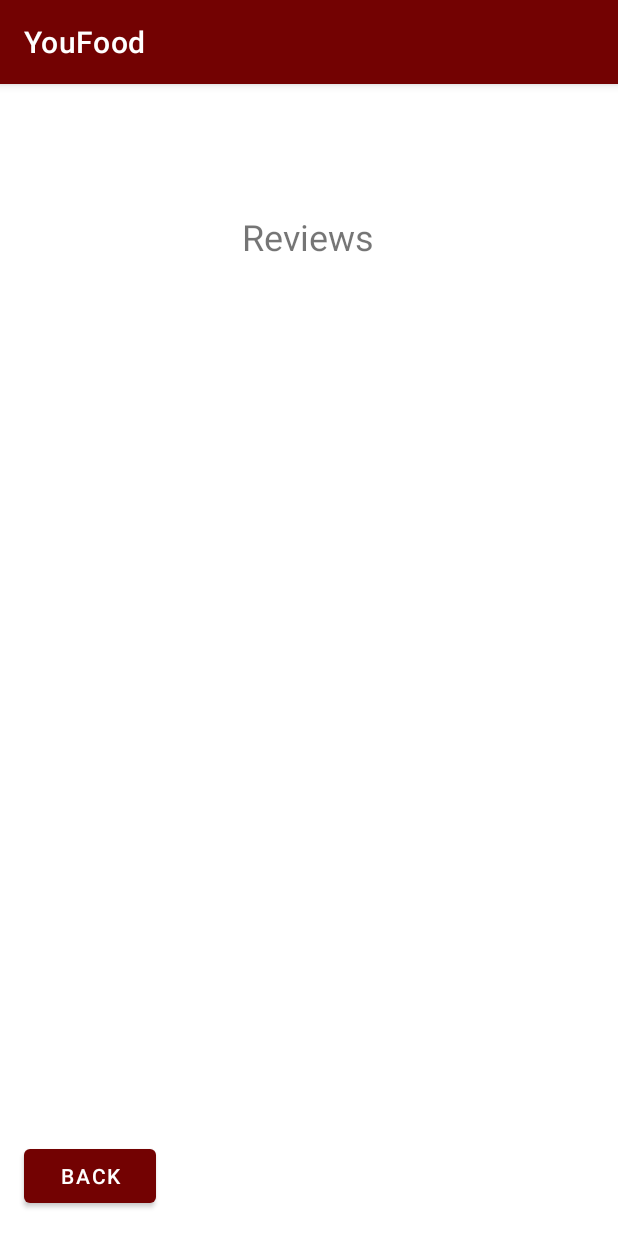
After one commit to AlexanderCova/FoodTruckFinderAndroid, an Android app: the ReviewScreen screen opened directly, with no data from a screen before it, on a phone screen of 412 x 824 dp. The commit adds this screen. Run offline under Robolectric (Android 15) with nearby library versions, the light colour scheme and no system bars.

Commit message:
started revew system implementation

```diff
--- a/YouFood/app/src/main/AndroidManifest.xml
+++ b/YouFood/app/src/main/AndroidManifest.xml
@@ -14,7 +14,9 @@
         android:supportsRtl="true"
         android:theme="@style/Theme.YouFood"
         android:usesCleartextTraffic="true">
-
+        <activity
+            android:name=".ReviewScreen"
+            android:exported="false" />
         <!--
              TODO: Before you run your application, you need a Google Maps API key.
 
--- /dev/null
+++ b/YouFood/app/src/main/java/com/example/youfood/ReviewScreen.kt
@@ -0,0 +1,11 @@
+package com.example.youfood
+
+import androidx.appcompat.app.AppCompatActivity
+import android.os.Bundle
+
+class ReviewScreen : AppCompatActivity() {
+    override fun onCreate(savedInstanceState: Bundle?) {
+        super.onCreate(savedInstanceState)
+        setContentView(R.layout.activity_review_screen)
+    }
+}
--- a/YouFood/app/src/main/java/com/example/youfood/TruckScreen.kt
+++ b/YouFood/app/src/main/java/com/example/youfood/TruckScreen.kt
@@ -16,6 +16,7 @@ class TruckScreen : AppCompatActivity(), OnMapReadyCallback {
 
     private var lon : Double = 0.0
     private var lat : Double = 0.0
+    private lateinit var infoArray : Array<String>
 
     override fun onCreate(savedInstanceState: Bundle?) {
         super.onCreate(savedInstanceState)
@@ -23,6 +24,7 @@ class TruckScreen : AppCompatActivity(), OnMapReadyCallback {
 
         val truckName = intent.getStringExtra("TruckName")
         val backButton = findViewById<Button>(R.id.truckBackButton)
+        val reviewButton = findViewById<Button>(R.id.reviewsButton)
 
 
         runBlocking {
@@ -31,7 +33,7 @@ class TruckScreen : AppCompatActivity(), OnMapReadyCallback {
                 {data ->
                     var answer = data.split("$")
                     answer = answer.drop(1)
-                    var infoArray = answer.toTypedArray()
+                    infoArray = answer.toTypedArray()
 
                     load_screen(infoArray)
                 },
@@ -45,6 +47,15 @@ class TruckScreen : AppCompatActivity(), OnMapReadyCallback {
             val intent = Intent(this, UserScreen::class.java)
             startActivity(intent)
         }
+
+        reviewButton.setOnClickListener {
+            val intent = Intent(this, ReviewScreen::class.java)
+            intent.putExtra("truckemail", infoArray[1])
+            startActivity(intent)
+        }
+
+
+
 
         val map = getSupportFragmentManager().findFragmentById(R.id.map) as SupportMapFragment
         map.getMapAsync(this)
--- a/YouFood/app/src/main/java/com/example/youfood/UserScreen.kt
+++ b/YouFood/app/src/main/java/com/example/youfood/UserScreen.kt
@@ -20,6 +20,7 @@ class UserScreen : AppCompatActivity() {
         val nearbyTabButton = findViewById<Button>(R.id.nearbyTabButton)
         val trucksList = findViewById<ListView>(R.id.truckList)
 
+
         setup_search()
 
 
@@ -27,7 +28,6 @@ class UserScreen : AppCompatActivity() {
             val intent = Intent(this, AccountInfoScreen::class.java)
             startActivity(intent)
         }
-
 
 
 
--- /dev/null
+++ b/YouFood/app/src/main/res/layout/activity_review_screen.xml
@@ -0,0 +1,52 @@
+<?xml version="1.0" encoding="utf-8"?>
+<androidx.constraintlayout.widget.ConstraintLayout xmlns:android="http://schemas.android.com/apk/res/android"
+    xmlns:app="http://schemas.android.com/apk/res-auto"
+    xmlns:tools="http://schemas.android.com/tools"
+    android:layout_width="match_parent"
+    android:layout_height="match_parent"
+    tools:context=".ReviewScreen">
+
+    <TextView
+        android:id="@+id/nameLabel"
+        android:layout_width="wrap_content"
+        android:layout_height="wrap_content"
+        android:layout_marginTop="16dp"
+        android:textSize="34sp"
+        app:layout_constraintEnd_toEndOf="parent"
+        app:layout_constraintHorizontal_bias="0.498"
+        app:layout_constraintStart_toStartOf="parent"
+        app:layout_constraintTop_toTopOf="parent"
+        tools:text="TruckName" />
+
+    <TextView
+        android:id="@+id/reviewLabel"
+        android:layout_width="wrap_content"
+        android:layout_height="wrap_content"
+        android:layout_marginTop="24dp"
+        android:text="@string/reviews_hint"
+        android:textSize="24sp"
+        app:layout_constraintEnd_toEndOf="parent"
+        app:layout_constraintHorizontal_bias="0.498"
+        app:layout_constraintStart_toStartOf="parent"
+        app:layout_constraintTop_toBottomOf="@+id/nameLabel" />
+
+    <ListView
+        android:id="@+id/reviewList"
+        android:layout_width="0dp"
+        android:layout_height="0dp"
+        android:layout_marginTop="1dp"
+        app:layout_constraintBottom_toTopOf="@+id/reviewBackButton"
+        app:layout_constraintEnd_toEndOf="parent"
+        app:layout_constraintStart_toStartOf="parent"
+        app:layout_constraintTop_toBottomOf="@+id/reviewLabel" />
+
+    <Button
+        android:id="@+id/reviewBackButton"
+        android:layout_width="wrap_content"
+        android:layout_height="wrap_content"
+        android:layout_marginStart="16dp"
+        android:layout_marginBottom="16dp"
+        android:text="@string/back_hint"
+        app:layout_constraintBottom_toBottomOf="parent"
+        app:layout_constraintStart_toStartOf="parent" />
+</androidx.constraintlayout.widget.ConstraintLayout>
--- a/YouFood/app/src/main/res/layout/activity_truck_screen.xml
+++ b/YouFood/app/src/main/res/layout/activity_truck_screen.xml
@@ -70,6 +70,16 @@
             android:text="@string/back_hint"
             app:layout_constraintBottom_toBottomOf="parent"
             app:layout_constraintStart_toStartOf="parent" />
+
+        <Button
+            android:id="@+id/reviewsButton"
+            android:layout_width="wrap_content"
+            android:layout_height="wrap_content"
+            android:layout_marginEnd="16dp"
+            android:layout_marginBottom="16dp"
+            android:text="@string/reviews_hint"
+            app:layout_constraintBottom_toBottomOf="parent"
+            app:layout_constraintEnd_toEndOf="parent" />
     </androidx.constraintlayout.widget.ConstraintLayout>
 
     <fragment
--- a/YouFood/app/src/main/res/values/strings.xml
+++ b/YouFood/app/src/main/res/values/strings.xml
@@ -26,4 +26,5 @@
     <string name="hello_second_fragment">Hello second fragment. Arg: %1$s</string>
     <string name="nearby_button_hint">Nearby</string>
     <string name="title_activity_maps">MapsActivity</string>
+    <string name="reviews_hint">Reviews</string>
 </resources>
```
